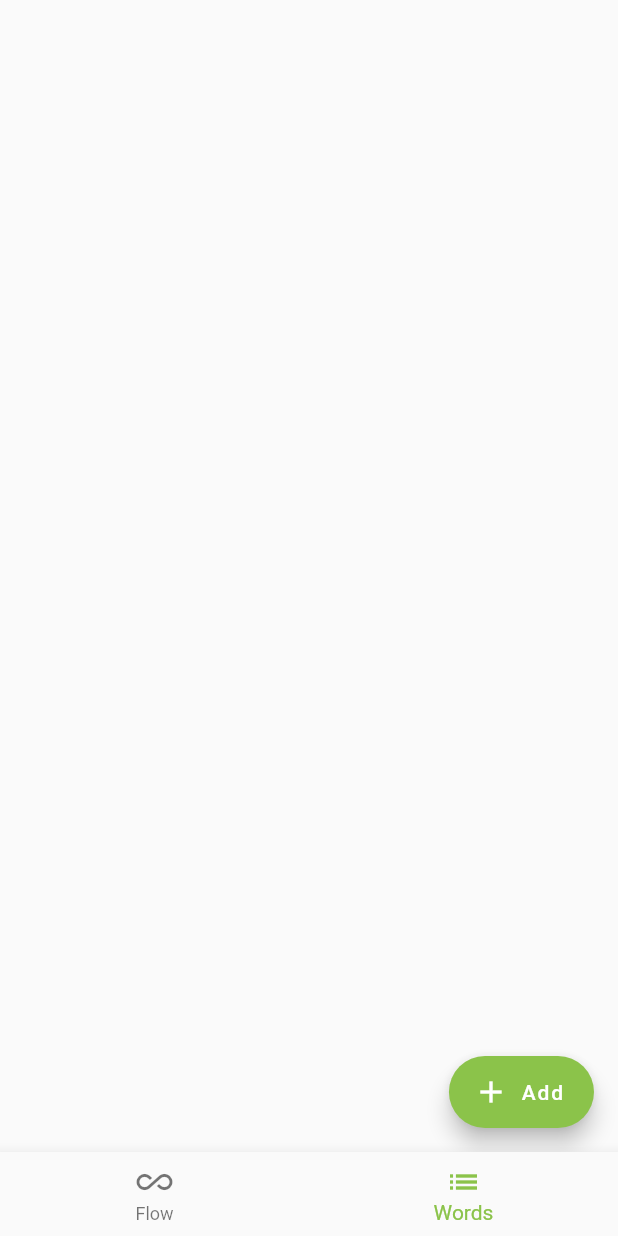
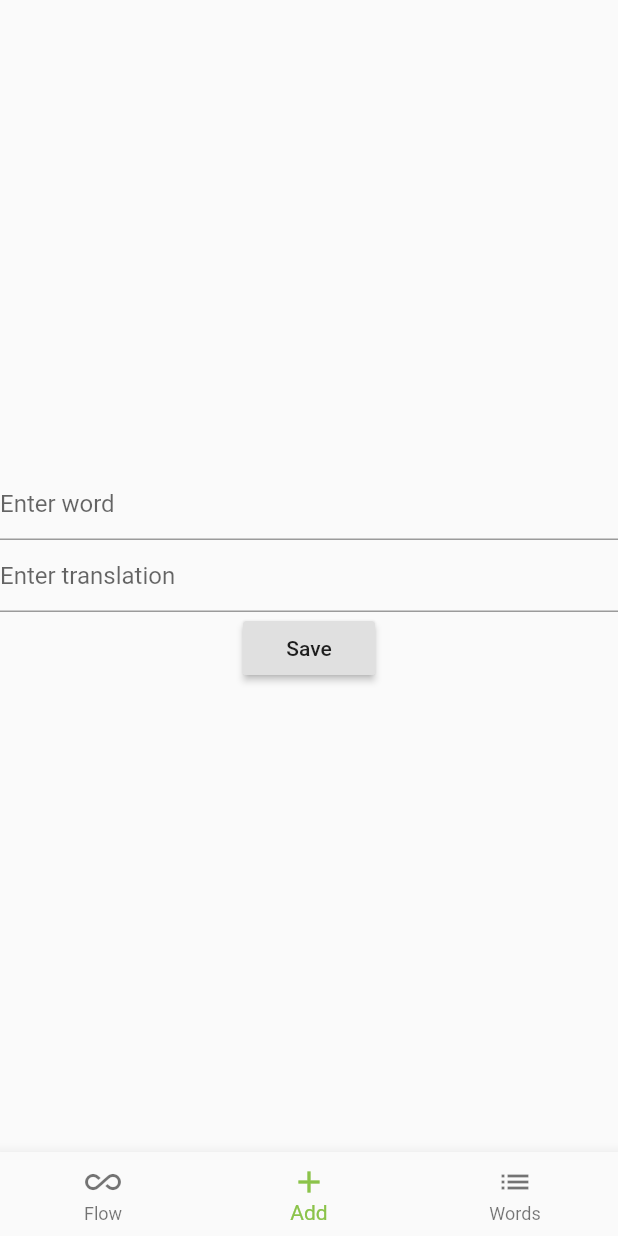
Before and after one commit to laera-io/laera, a Flutter app: the screen it shows after launch, item 2 of the bottom bar chosen, on a phone screen of 412 x 824 dp. Run offline on Flutter 3.47's test engine with Material 2 defaults, Android fonts, the phone set to English and light mode, and no system bars; our stand-ins replace sqflite; accounts and stored records are empty; generated files the repository leaves out were written again.

Commit message:
#3 add adding word as a separate page

```diff
--- a/lib/app.dart
+++ b/lib/app.dart
@@ -3,8 +3,7 @@
 // found in the LICENSE file.
 
 import 'package:flutter/material.dart';
-import 'package:laera/models/word.dart';
-
+import 'package:laera/pages/add/add.dart';
 import 'package:laera/pages/flow/flow.dart';
 import 'package:laera/pages/words/words.dart';
 import 'package:laera/repos/sources/db.dart';
@@ -16,28 +15,36 @@ class AppWidget extends StatefulWidget {
 }
 
 class _AppWidgetState extends State<AppWidget> {
-  final WordRepo _wordRepo;
+  final _routes = {
+    0: _Route(
+      child: FlowPage(WordRepo(DB.db)),
+      item: const BottomNavigationBarItem(
+        icon: Icon(Icons.all_inclusive),
+        title: Text("Flow"),
+      ),
+    ),
+    1: _Route(
+      child: AddPage(WordRepo(DB.db)),
+      item: const BottomNavigationBarItem(
+        icon: Icon(Icons.add),
+        title: Text("Add"),
+      ),
+    ),
+    2: _Route(
+      child: WordsPage(WordRepo(DB.db)),
+      item: const BottomNavigationBarItem(
+        icon: Icon(Icons.list),
+        title: Text("Words"),
+      ),
+    ),
+  };
+
+  static const _defaultIndex = 0;
 
   var _selectedIndex = 0;
 
-  _AppWidgetState() : _wordRepo = WordRepo(DB.db);
-
-  Widget _getSelectedWidget() {
-    if (_selectedIndex == 1) {
-      return Scaffold(
-        body: WordsPage(_wordRepo),
-        floatingActionButton: FloatingActionButton.extended(
-          icon: Icon(Icons.add, color: Colors.white),
-          label: Text("Add", style: TextStyle(color: Colors.white)),
-          // FIXME: Mock.
-          onPressed: () => _wordRepo.add(Word("to teach", "учить")),
-        ),
-      );
-    }
-    return Scaffold(
-      body: FlowPage(_wordRepo),
-    );
-  }
+  Widget _getSelectedWidget() =>
+      _routes[_selectedIndex].child ?? _routes[_defaultIndex].child;
 
   @override
   Widget build(BuildContext context) {
@@ -46,17 +53,18 @@ class _AppWidgetState extends State<AppWidget> {
       bottomNavigationBar: BottomNavigationBar(
         onTap: (index) => setState(() => _selectedIndex = index),
         currentIndex: _selectedIndex,
-        items: [
-          BottomNavigationBarItem(
-            icon: Icon(Icons.all_inclusive),
-            title: Text("Flow"),
-          ),
-          BottomNavigationBarItem(
-            icon: Icon(Icons.list),
-            title: Text("Words"),
-          ),
-        ],
+        items: [for (var route in _routes.values) route.item],
       ),
     );
   }
 }
+
+class _Route {
+  final Widget child;
+  final BottomNavigationBarItem item;
+
+  const _Route({
+    @required this.child,
+    @required this.item,
+  });
+}
--- /dev/null
+++ b/lib/pages/add/add.dart
@@ -0,0 +1,73 @@
+// Copyright 2020 The Laera Authors. All rights reserved.
+// Use of this source code is governed by a MIT license that can be
+// found in the LICENSE file.
+
+import 'package:flutter/material.dart';
+
+import 'package:laera/models/word.dart';
+import 'package:laera/repos/word.dart';
+
+class AddPage extends StatefulWidget {
+  final WordRepo _wordRepo;
+
+  const AddPage(this._wordRepo);
+
+  @override
+  _AddPageState createState() => _AddPageState();
+}
+
+class _AddPageState extends State<AddPage> {
+  final _formKey = GlobalKey<FormState>();
+
+  final _wordText = TextEditingController();
+  final _translationText = TextEditingController();
+
+  @override
+  Widget build(BuildContext context) {
+    return Form(
+      key: _formKey,
+      child: Column(
+        mainAxisAlignment: MainAxisAlignment.center,
+        children: [
+          TextFormField(
+            controller: _wordText,
+            decoration: const InputDecoration(
+              hintText: 'Enter word',
+            ),
+            validator: (value) {
+              if (value.isEmpty) {
+                return 'Please enter some word';
+              }
+              return null;
+            },
+          ),
+          TextFormField(
+            controller: _translationText,
+            decoration: const InputDecoration(
+              hintText: 'Enter translation',
+            ),
+            validator: (value) {
+              if (value.isEmpty) {
+                return 'Please enter some translation';
+              }
+              return null;
+            },
+          ),
+          RaisedButton(
+            onPressed: () {
+              if (_formKey.currentState.validate()) {
+                return widget._wordRepo.add(
+                  Word(
+                    _wordText.value.text,
+                    _translationText.value.text,
+                  ),
+                );
+              }
+            },
+            child: Text("Save"),
+          ),
+        ],
+      ),
+    );
+  }
+}
--- a/lib/pages/flow/flow.dart
+++ b/lib/pages/flow/flow.dart
@@ -12,7 +12,7 @@ import 'package:laera/repos/word.dart';
 class FlowPage extends StatelessWidget {
   final WordRepo _wordRepo;
 
-  FlowPage(this._wordRepo);
+  const FlowPage(this._wordRepo);
 
   @override
   Widget build(BuildContext context) => asyncBuild(
--- a/lib/pages/words/words.dart
+++ b/lib/pages/words/words.dart
@@ -12,7 +12,7 @@ import 'package:laera/repos/word.dart';
 class WordsPage extends StatelessWidget {
   final WordRepo _wordRepo;
 
-  WordsPage(this._wordRepo);
+  const WordsPage(this._wordRepo);
 
   @override
   Widget build(BuildContext context) => asyncBuild(
--- a/lib/repos/word.dart
+++ b/lib/repos/word.dart
@@ -10,9 +10,9 @@ import 'package:laera/models/word.dart';
 import 'package:laera/repos/sources/db.dart';
 
 class WordRepo {
-  Future<Database> _source;
+  final Future<Database> _source;
 
-  WordRepo(this._source);
+  const WordRepo(this._source);
 
   Future<List<Word>> getAll() =>
       _source.then((db) => db.query(WordTable.NAME)).then(
```
